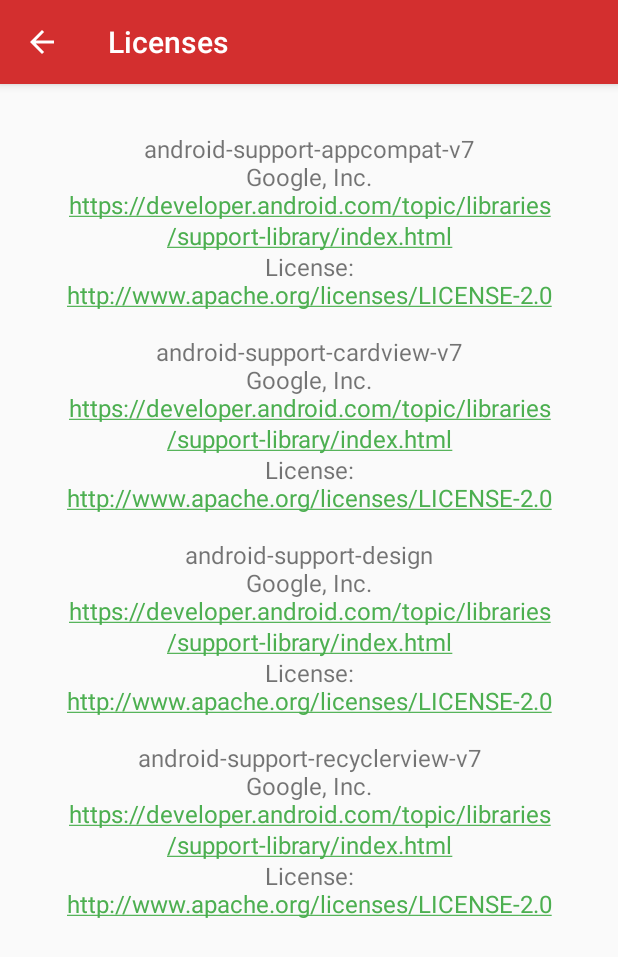
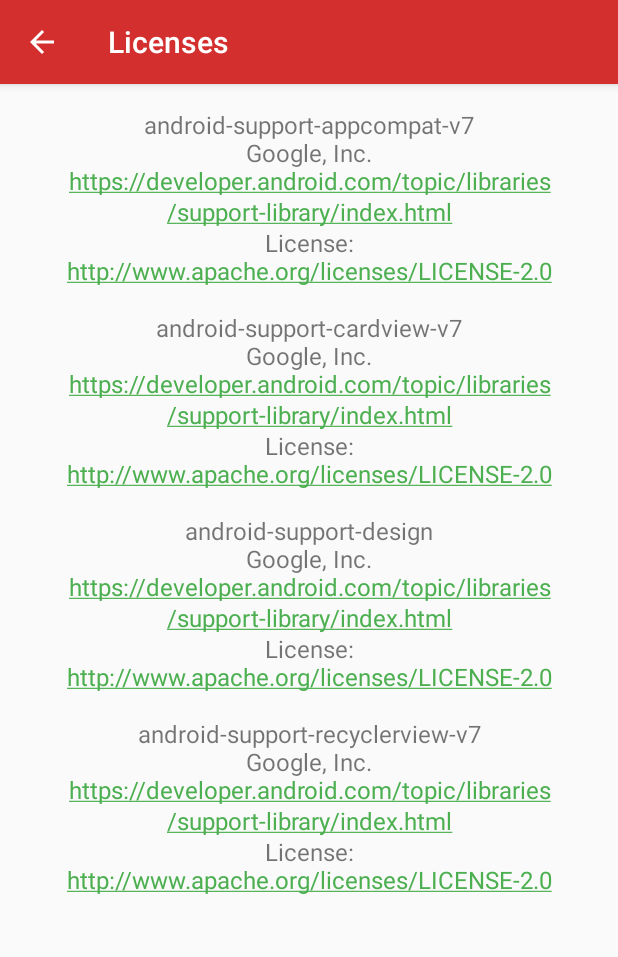
Before and after one commit to gregfletch/SecretSanta, an Android app: the LicenseActivity screen opened directly, with no data from a screen before it, on a phone screen of 412 x 824 dp. Shown: the top 957 px of the screen. Run offline under Robolectric (Android 15) with nearby library versions, the phone set to English and light mode, and no system bars.

Commit message:
fix: UI issue with scrolling behaviour.

```diff
--- a/app/src/main/res/layout/content_license.xml
+++ b/app/src/main/res/layout/content_license.xml
@@ -5,10 +5,6 @@
     android:id="@+id/content_license"
     android:layout_width="match_parent"
     android:layout_height="match_parent"
-    android:paddingBottom="@dimen/activity_vertical_margin"
-    android:paddingLeft="@dimen/activity_vertical_margin"
-    android:paddingRight="@dimen/activity_vertical_margin"
-    android:paddingTop="@dimen/activity_vertical_margin"
     app:layout_behavior="@string/appbar_scrolling_view_behavior"
     tools:context="com.gf.secretsanta.LicenseActivity"
     tools:showIn="@layout/activity_license">
```
Also changed, not shown: app/src/main/res/layout/content_participant.xml (+9 -4 lines).
